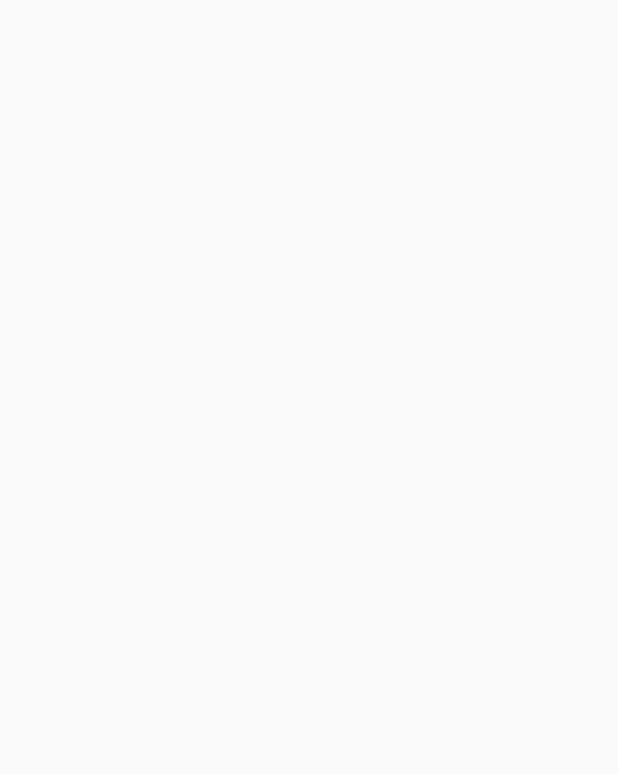
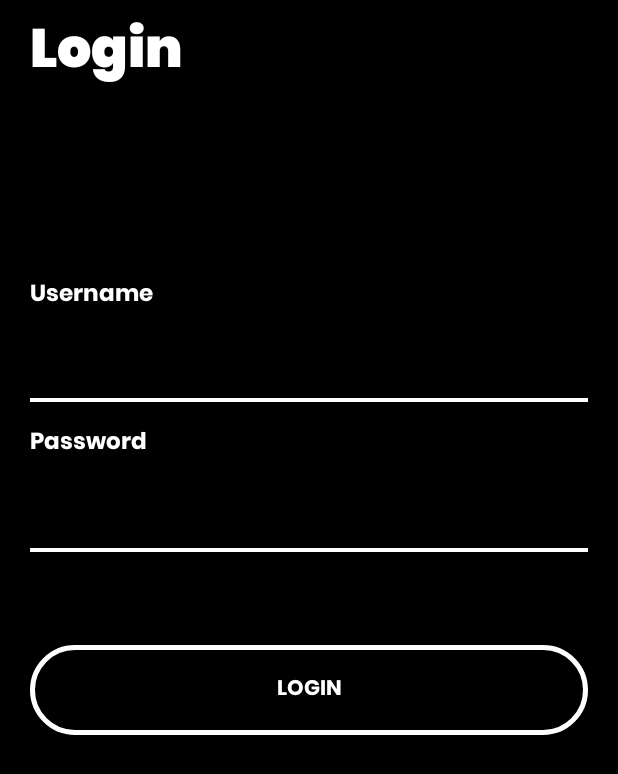
Before and after one commit to arnaugarcia/Sallefy-Pocket, an Android app: the screen it shows after launch (LoginActivity), on a phone screen of 412 x 824 dp. Before the commit the part shown is empty. Shown: the top 774 px of the screen. Run offline under Robolectric (Android 15) with nearby library versions, the phone set to English and light mode, and no system bars.

Commit message:
Using default android colors scheme

```diff
--- a/app/src/main/res/layout/activity_login.xml
+++ b/app/src/main/res/layout/activity_login.xml
@@ -1,8 +1,111 @@
 <?xml version="1.0" encoding="utf-8"?>
-<androidx.coordinatorlayout.widget.CoordinatorLayout xmlns:android="http://schemas.android.com/apk/res/android"
+<androidx.constraintlayout.widget.ConstraintLayout xmlns:android="http://schemas.android.com/apk/res/android"
+    xmlns:app="http://schemas.android.com/apk/res-auto"
     xmlns:tools="http://schemas.android.com/tools"
+    android:background="@android:color/black"
     android:layout_width="match_parent"
-    android:layout_height="match_parent"
-    tools:context=".activity.LoginActivity">
+    android:layout_height="match_parent">
 
-</androidx.coordinatorlayout.widget.CoordinatorLayout>
+    <androidx.constraintlayout.widget.ConstraintLayout
+        android:id="@+id/login_title"
+        android:layout_width="match_parent"
+        android:layout_height="70dp"
+        app:layout_constraintEnd_toEndOf="parent"
+        app:layout_constraintStart_toStartOf="parent"
+        app:layout_constraintTop_toTopOf="parent">
+
+        <TextView
+            android:id="@+id/textview_login_title"
+            android:layout_width="wrap_content"
+            android:layout_height="wrap_content"
+            android:fontFamily="@font/poppins_black"
+            android:layout_marginLeft="20dp"
+            android:text="@string/login_title"
+            android:textColor="@android:color/white"
+            android:textSize="36sp"
+            app:layout_constraintBottom_toBottomOf="parent"
+            app:layout_constraintStart_toStartOf="parent"
+            app:layout_constraintTop_toTopOf="parent" />
+    </androidx.constraintlayout.widget.ConstraintLayout>
+
+    <androidx.constraintlayout.widget.ConstraintLayout
+        android:id="@+id/login_form"
+        android:layout_width="match_parent"
+        android:layout_height="match_parent"
+        android:layout_margin="20dp"
+        app:layout_constraintBottom_toBottomOf="parent"
+        app:layout_constraintEnd_toEndOf="parent"
+        app:layout_constraintStart_toStartOf="parent"
+        app:layout_constraintTop_toBottomOf="@+id/login_title"
+        app:layout_constraintVertical_bias="1.0">
+
+        <TextView
+            android:layout_width="wrap_content"
+            android:layout_height="wrap_content"
+            android:layout_marginBottom="10dp"
+            android:fontFamily="@font/poppins_bold"
+            android:text="Username"
+            android:textColor="@android:color/white"
+            android:textSize="15dp"
+            android:textStyle="bold"
+            app:layout_constraintBottom_toTopOf="@+id/edit_text_login_username"
+            app:layout_constraintStart_toStartOf="parent" />
+
+        <EditText
+            android:id="@+id/edit_text_login_username"
+            android:layout_width="match_parent"
+            android:layout_height="50dp"
+            android:layout_marginTop="200dp"
+            android:fontFamily="@font/poppins_regular"
+            android:background="@drawable/edit_text_bottom_line"
+            android:textColor="@android:color/white"
+            android:textSize="14sp"
+            app:layout_constraintEnd_toEndOf="parent"
+            app:layout_constraintStart_toStartOf="parent"
+            app:layout_constraintTop_toTopOf="parent"
+            tools:text="Enter username" />
+
+        <TextView
+            android:layout_width="wrap_content"
+            android:layout_height="wrap_content"
+            android:layout_marginTop="15dp"
+            android:fontFamily="@font/poppins_bold"
+            android:layout_marginBottom="15dp"
+            android:text="Password"
+            android:textColor="@android:color/white"
+            android:textSize="15dp"
+            android:textStyle="bold"
+            app:layout_constraintBottom_toTopOf="@+id/edit_text_login_password"
+            app:layout_constraintStart_toStartOf="parent"
+            app:layout_constraintTop_toBottomOf="@+id/edit_text_login_username" />
+
+        <EditText
+            android:id="@+id/edit_text_login_password"
+            android:layout_width="match_parent"
+            android:layout_height="50dp"
+            android:background="@drawable/edit_text_bottom_line"
+            android:layout_marginTop="50dp"
+            android:textColor="@android:color/white"
+            android:fontFamily="@font/poppins_regular"
+            android:textSize="14sp"
+            app:layout_constraintEnd_toEndOf="parent"
+            app:layout_constraintStart_toStartOf="parent"
+            app:layout_constraintTop_toBottomOf="@+id/edit_text_login_username"
+            tools:text="Enter password" />
+
+        <Button
+            android:id="@+id/button_first"
+            android:layout_width="match_parent"
+            android:layout_height="60dp"
+            android:fontFamily="@font/poppins_bold"
+            android:layout_marginTop="60dp"
+            android:background="@drawable/button_login_register"
+            android:text="Login"
+            android:textColor="@android:color/white"
+            app:layout_constraintEnd_toEndOf="parent"
+            app:layout_constraintStart_toStartOf="parent"
+            app:layout_constraintTop_toBottomOf="@+id/edit_text_login_password" />
+
+    </androidx.constraintlayout.widget.ConstraintLayout>
+
+</androidx.constraintlayout.widget.ConstraintLayout>
```
